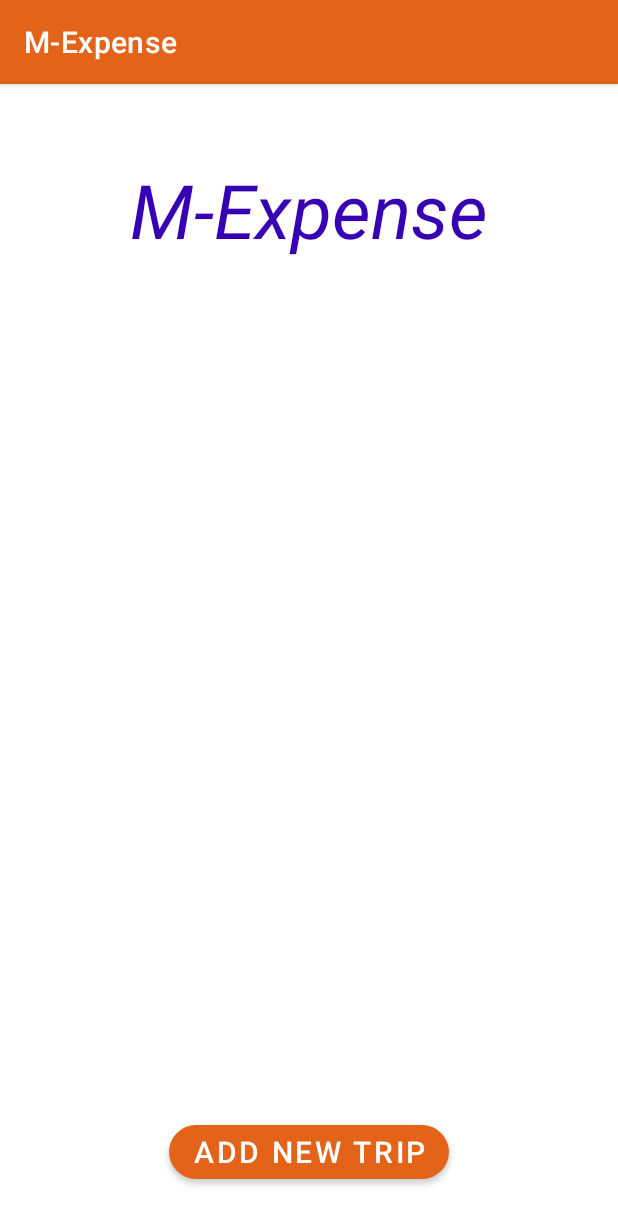
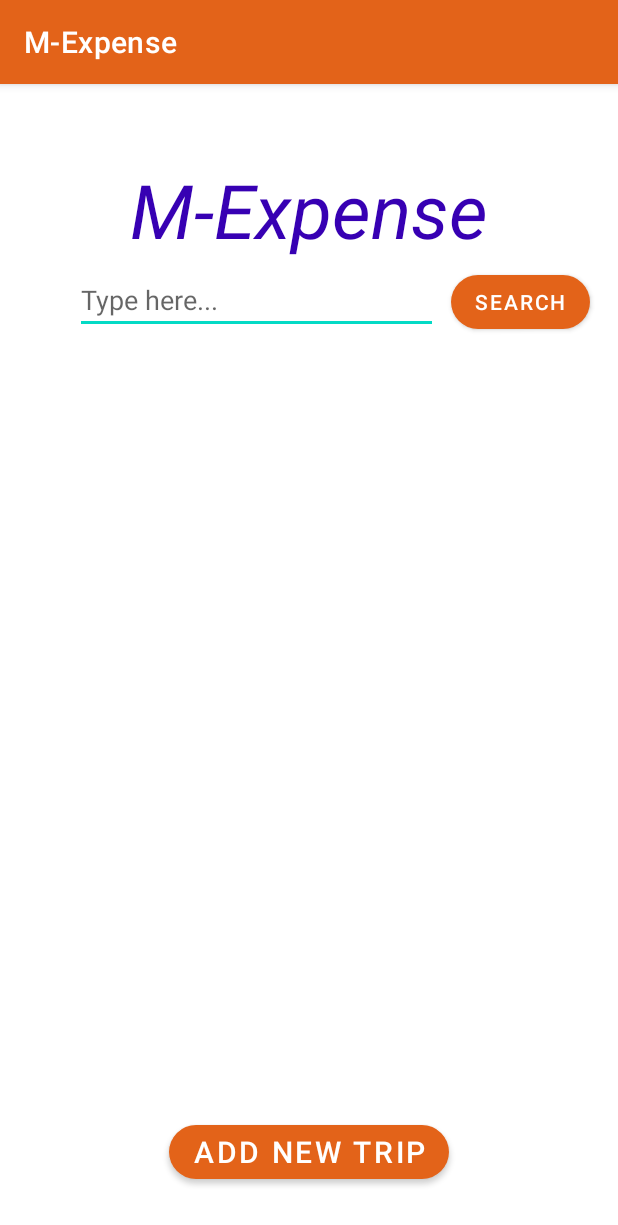
Before and after one commit to dothanh2001/MExpense, an Android app: the screen it shows after launch (MainActivity), on a phone screen of 412 x 824 dp. Shown: the top 1225 px of the screen. Run offline under Robolectric (Android 15) with nearby library versions, the phone set to English and light mode, and no system bars.

Commit message:
add sqlite

```diff
--- a/app/src/main/java/com/example/m_expense/back_end/MExpenseSystem.java
+++ b/app/src/main/java/com/example/m_expense/back_end/MExpenseSystem.java
@@ -106,14 +106,6 @@ public class MExpenseSystem {
         tripDetailActivity.getRequireRisk().setChecked(trip.isRequireRisk());
     }
 
-    public List<Trip> searchTripByName(String name) {
-        List<Trip> result = new ArrayList<>();
-        for (Trip trip : tripList) {
-            if (trip.getName().contains(name)) result.add(trip);
-        }
-        return result;
-    }
-
     public void prepareDatabase() {
         SQLHelper helper = SQLHelper.getInstance();
         //create table Trip
@@ -187,4 +179,11 @@ public class MExpenseSystem {
         helper.queryData(query);
     }
 
+    public List<Trip> searchTripByName(String name) {
+        List<Trip> result = new ArrayList<>();
+        for (Trip trip : tripList) {
+            if (trip.getName().contains(name)) result.add(trip);
+        }
+        return result;
+    }
 }
--- a/app/src/main/java/com/example/m_expense/back_end/TripListViewAdapter.java
+++ b/app/src/main/java/com/example/m_expense/back_end/TripListViewAdapter.java
@@ -55,4 +55,12 @@ public class TripListViewAdapter extends BaseAdapter {
 
         return viewTrip;
     }
+
+    public List<Trip> getTripList() {
+        return tripList;
+    }
+
+    public void setTripList(List<Trip> tripList) {
+        this.tripList = tripList;
+    }
 }
--- a/app/src/main/java/com/example/m_expense/front_end/MainActivity.java
+++ b/app/src/main/java/com/example/m_expense/front_end/MainActivity.java
@@ -9,6 +9,7 @@ import android.os.Bundle;
 import android.view.View;
 import android.widget.AdapterView;
 import android.widget.Button;
+import android.widget.EditText;
 import android.widget.ListView;
 import android.widget.Toast;
 
@@ -26,6 +27,7 @@ public class MainActivity extends AppCompatActivity {
 
     TripListViewAdapter tripListViewAdapter;
     ListView listViewTrip;
+
     private static MainActivity instance = null;
 
     public static MainActivity getInstance() {
@@ -42,13 +44,20 @@ public class MainActivity extends AppCompatActivity {
         system = MExpenseSystem.getInstance();
         system.prepareDatabase();
 
-        Button insert = (Button) findViewById(R.id.insertButton);
-        insert.setOnClickListener(new View.OnClickListener(){
+        Button add = (Button) findViewById(R.id.insertButton);
+        add.setOnClickListener(new View.OnClickListener(){
             @Override
             public void onClick(View view) {
                 Intent intent = new Intent(view.getContext(), AddTripActivity.class);
                 startActivity(intent);
             }
+        });
+
+        findViewById(R.id.btsearch).setOnClickListener(e -> {
+            String input = ((EditText)findViewById(R.id.search)).getText().toString();
+            List<Trip> result = system.searchTripByName(input);
+            tripListViewAdapter.setTripList(result);
+            tripListViewAdapter.notifyDataSetChanged();
         });
 
         tripListViewAdapter = new TripListViewAdapter(system.getTripList());
--- a/app/src/main/res/layout/activity_main.xml
+++ b/app/src/main/res/layout/activity_main.xml
@@ -31,21 +31,48 @@
         app:layout_constraintStart_toStartOf="parent"
         app:layout_constraintTop_toTopOf="parent" />
 
+    <EditText
+        android:id="@+id/search"
+        android:layout_width="0dp"
+        android:layout_height="wrap_content"
+        android:layout_marginStart="50dp"
+        android:layout_marginTop="4dp"
+        android:layout_marginEnd="120dp"
+        android:ems="10"
+        android:hint="Type here..."
+        android:inputType="textPersonName"
+        android:text=""
+        app:layout_constraintEnd_toEndOf="parent"
+        app:layout_constraintHorizontal_bias="0.662"
+        app:layout_constraintStart_toStartOf="parent"
+        app:layout_constraintTop_toBottomOf="@+id/textView" />
+
     <ListView
         android:id="@+id/listTrip"
         android:layout_width="0dp"
         android:layout_height="0dp"
         android:layout_marginStart="16dp"
-        android:layout_marginTop="20dp"
+        android:layout_marginTop="5dp"
         android:layout_marginEnd="16dp"
         android:layout_marginBottom="100dp"
         app:layout_constraintBottom_toBottomOf="parent"
         app:layout_constraintEnd_toEndOf="parent"
         app:layout_constraintHorizontal_bias="0.0"
         app:layout_constraintStart_toStartOf="parent"
-        app:layout_constraintTop_toBottomOf="@+id/textView"
+        app:layout_constraintTop_toBottomOf="@+id/search"
         app:layout_constraintVertical_bias="0.0"
         tools:ignore="MissingConstraints" />
 
+    <Button
+        android:id="@+id/btsearch"
+        android:layout_width="wrap_content"
+        android:layout_height="wrap_content"
+        android:layout_marginEnd="10dp"
+        android:text="Search"
+        app:cornerRadius="50dp"
+        app:layout_constraintEnd_toEndOf="parent"
+        app:layout_constraintStart_toEndOf="@+id/search"
+        app:layout_constraintTop_toTopOf="@+id/search" />
+
 
 </androidx.constraintlayout.widget.ConstraintLayout>
```
